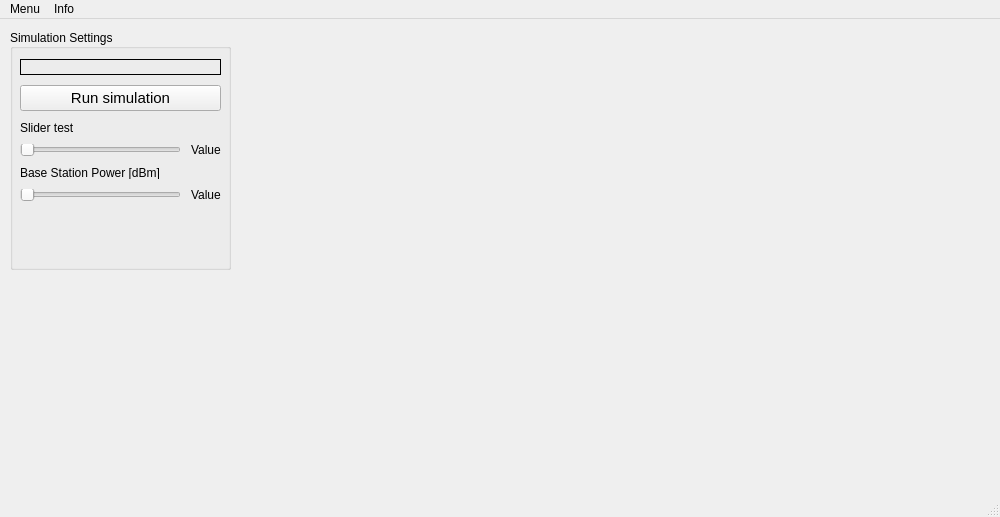
This is mainwindow.ui in LucasPlacentino/802_11ay-Raytracing-Simulator as Qt 5 draws it before an edit. The edited form follows.
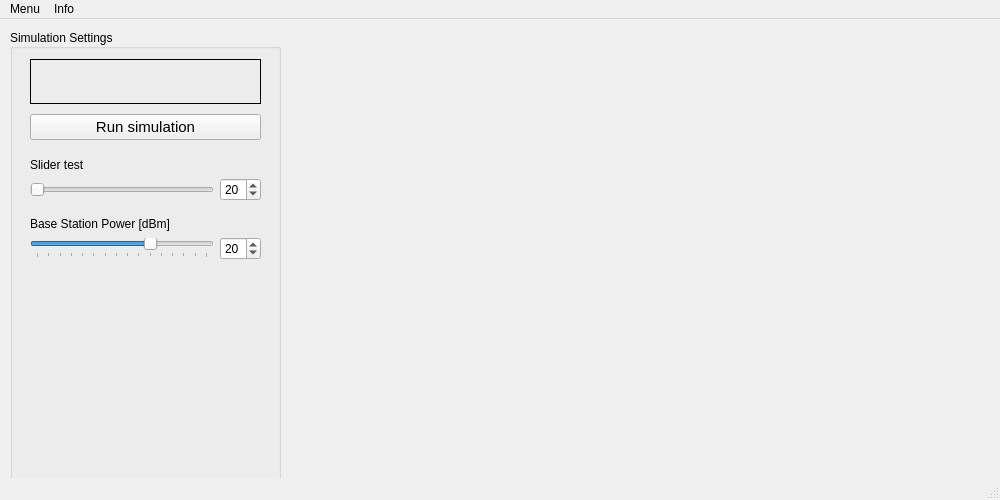
This is the edited form. Icons and pictures are not drawn.

Commit message: setup better sliders

The edit to the form file:
```diff
--- a/mainwindow.ui
+++ b/mainwindow.ui
@@ -7,7 +7,7 @@
     <x>0</x>
     <y>0</y>
     <width>1000</width>
-    <height>517</height>
+    <height>500</height>
    </rect>
   </property>
   <property name="minimumSize">
@@ -46,8 +46,8 @@
      <rect>
       <x>10</x>
       <y>10</y>
-      <width>221</width>
-      <height>241</height>
+      <width>271</width>
+      <height>461</height>
      </rect>
     </property>
     <property name="title">
@@ -62,10 +62,10 @@
     <widget class="QWidget" name="layoutWidget">
      <property name="geometry">
       <rect>
-       <x>0</x>
+       <x>10</x>
        <y>20</y>
-       <width>221</width>
-       <height>162</height>
+       <width>251</width>
+       <height>221</height>
       </rect>
      </property>
      <layout class="QVBoxLayout" name="verticalLayout_2">
@@ -116,14 +116,40 @@
         </property>
        </widget>
       </item>
+      <item>
+       <spacer name="verticalSpacer_2">
+        <property name="orientation">
+         <enum>Qt::Vertical</enum>
+        </property>
+        <property name="sizeType">
+         <enum>QSizePolicy::Maximum</enum>
+        </property>
+        <property name="sizeHint" stdset="0">
+         <size>
+          <width>8</width>
+          <height>8</height>
+         </size>
+        </property>
+       </spacer>
+      </item>
       <item>
        <layout class="QVBoxLayout" name="verticalLayout">
+        <property name="spacing">
+         <number>6</number>
+        </property>
         <item>
-         <widget class="QLabel" name="testHorizontalSliderLabel">
-          <property name="text">
-           <string>Slider test</string>
+         <layout class="QHBoxLayout" name="horizontalLayout_4">
+          <property name="spacing">
+           <number>0</number>
           </property>
-         </widget>
+          <item>
+           <widget class="QLabel" name="testHorizontalSliderLabel">
+            <property name="text">
+             <string>Slider test</string>
+            </property>
+           </widget>
+          </item>
+         </layout>
         </item>
         <item>
          <layout class="QHBoxLayout" name="horizontalLayout">
@@ -138,34 +164,78 @@
            </widget>
           </item>
           <item>
-           <widget class="QLabel" name="label">
+           <widget class="QSpinBox" name="testSpinBox">
+            <property name="suffix">
+             <string/>
+            </property>
+            <property name="maximum">
+             <number>30</number>
+            </property>
+            <property name="value">
+             <number>20</number>
+            </property>
+           </widget>
+          </item>
+         </layout>
+        </item>
+        <item>
+         <spacer name="verticalSpacer">
+          <property name="orientation">
+           <enum>Qt::Vertical</enum>
+          </property>
+          <property name="sizeType">
+           <enum>QSizePolicy::Preferred</enum>
+          </property>
+          <property name="sizeHint" stdset="0">
+           <size>
+            <width>10</width>
+            <height>10</height>
+           </size>
+          </property>
+         </spacer>
+        </item>
+        <item>
+         <layout class="QHBoxLayout" name="horizontalLayout_5">
+          <item>
+           <widget class="QLabel" name="testHorizontalSliderLabel_2">
             <property name="text">
-             <string>Value</string>
+             <string>Base Station Power [dBm]</string>
             </property>
            </widget>
           </item>
          </layout>
         </item>
-        <item>
-         <widget class="QLabel" name="testHorizontalSliderLabel_2">
-          <property name="text">
-           <string>Base Station Power [dBm]</string>
-          </property>
-         </widget>
-        </item>
         <item>
          <layout class="QHBoxLayout" name="horizontalLayout_2">
           <item>
            <widget class="QSlider" name="sliderBaseStationPower">
+            <property name="maximum">
+             <number>30</number>
+            </property>
+            <property name="value">
+             <number>20</number>
+            </property>
             <property name="orientation">
              <enum>Qt::Horizontal</enum>
             </property>
+            <property name="tickPosition">
+             <enum>QSlider::TicksBelow</enum>
+            </property>
+            <property name="tickInterval">
+             <number>2</number>
+            </property>
            </widget>
           </item>
           <item>
-           <widget class="QLabel" name="sliderBaseStationPowerValueText">
-            <property name="text">
-             <string>Value</string>
+           <widget class="QSpinBox" name="spinBoxBaseStationPower">
+            <property name="suffix">
+             <string/>
+            </property>
+            <property name="maximum">
+             <number>30</number>
+            </property>
+            <property name="value">
+             <number>20</number>
             </property>
            </widget>
           </item>
```
Left out of the diff: 11 changed lines with no effect on the pictures. The commit also changes 3 other files.
